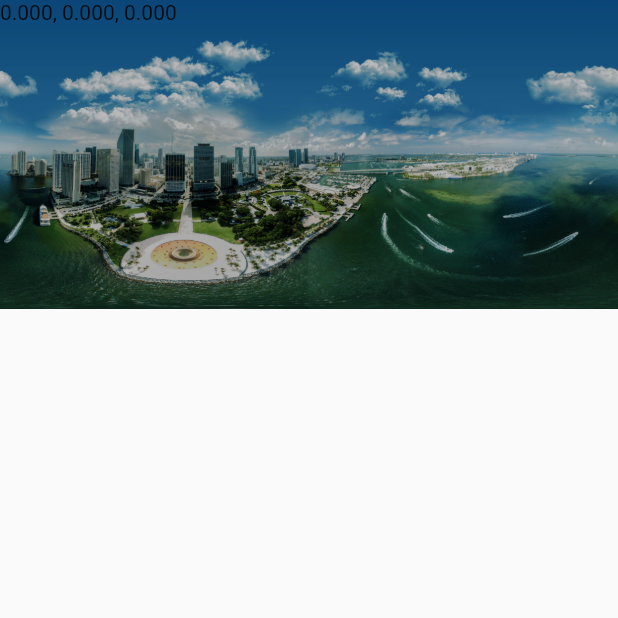
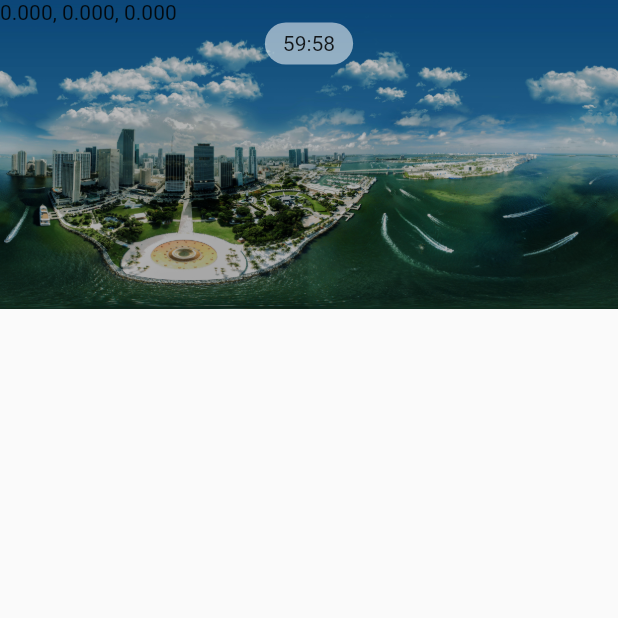
Before and after one commit to valle0202/airbus_schueler_quiz, a Flutter app: the screen it shows after launch, after a tap on an icon or button, on a phone screen of 412 x 824 dp, the top half of it. Run offline on Flutter 3.47's test engine with Material 2 defaults, Android fonts, the phone set to English and light mode, and no system bars; missing offline and left inert: panorama.

Commit message:
360 fortschritte

```diff
--- a/schueler_quiz_web_app/lib/Screens/Quiz/quiz_screen.dart
+++ b/schueler_quiz_web_app/lib/Screens/Quiz/quiz_screen.dart
@@ -25,10 +25,14 @@ class _QuizScreenState extends State<QuizScreen> {
   int selectedIndex = 0;
   int tipsLeft = 4;
   bool tiptaken = false;
+  bool show360 = true; //if true displays the panorama, else a question
+  bool noTimeLeft = false;
 
   double _lon = 0;
   double _lat = 0;
   double _tilt = 0;
+  double lastLon = 0;
+  double lastLat = 0;
 
 
   void onViewChanged(longitude, latitude, tilt) {
@@ -39,9 +43,10 @@ class _QuizScreenState extends State<QuizScreen> {
     });
   }
 
+  // ignore: unused_field
   Timer _timer;
-  int seconds = 0;
-  int minutes = 0;
+  int seconds = 59;
+  int minutes = 59;
   //int hours = 0;
   void startTimer() {
     const oneSec = const Duration(seconds: 1);
@@ -49,13 +54,16 @@ class _QuizScreenState extends State<QuizScreen> {
       oneSec,
       (Timer timer) => setState(
         () {
+          if (seconds == 0 && minutes == 0) {
+            timer.cancel();
+            setState(() {
+              noTimeLeft = true;
+            });
+          } else {
+            seconds--;
             if (seconds < 0) {
-            timer.cancel();
-          } else {
-            seconds += 1;
-            if (seconds > 59) {
-              minutes += 1;
-              seconds = 0;
+              minutes--;
+              seconds = 59;
               /*if (minutes > 59) {
                 hours += 1;
                 minutes = 0;
@@ -71,6 +79,10 @@ class _QuizScreenState extends State<QuizScreen> {
 
   onItemClicked(int index){
     setState(() {
+      //print("lon:" + _lon.toString() + " lat: " + _lat.toString());
+      lastLon = _lon;
+      lastLat = _lat;
+      show360 = false;
       selectedIndex = index;
       if(answers[selectedIndex] == ''){
         answerController.clear();
@@ -164,38 +176,11 @@ class _QuizScreenState extends State<QuizScreen> {
     );
   }
 
-  Widget bottomNavBar () {
-    return Scaffold(
-      body: Column(
+  Widget questionScreen () {
+    return Column(
       //mainAxisAlignment: MainAxisAlignment.spaceEvenly,
       children: [
-          Padding(
-            padding: const EdgeInsets.fromLTRB(200, 20, 200, 0),
-            child: Container(
-              decoration: BoxDecoration(
-                color: Colors.grey[200],
-                borderRadius: BorderRadius.all(Radius.circular(20)),
-              ),
-              child: Padding(
-                padding: const EdgeInsets.symmetric(vertical: 6, horizontal: 12),
-                child: Row(
-                  mainAxisAlignment: MainAxisAlignment.spaceEvenly,
-                  children: [
-                    Text("Punkte: " + quizPunkte[selectedIndex].toString()),
-                    Text(minutes.toString() + ':' + seconds.toString()),
-                    TextButton(
-                      onPressed: (){setState(() {
-                        if(tipsLeft > 0){
-                          tipsLeft--; tiptaken = true;
-                        }
-                      });},
-                      child: Text("Tip (" + tipsLeft.toString() + " übrig)")
-                    ),
-                  ],
-                ),
-              ),
-            ),
-          ),
+        topBar(show360),
         tiptaken? Padding(
           padding: const EdgeInsets.symmetric(vertical: 10.0),
           child: Text("Tip: " + tips[selectedIndex], style: TextStyle(fontSize: 16, color: Colors.orange),),
@@ -209,49 +194,43 @@ class _QuizScreenState extends State<QuizScreen> {
           child: answer(answerSize[selectedIndex]),
         ),
       ],
+    );
+  }
+
+  Widget topBar (bool onlyTime) {
+    return Padding(
+      padding: const EdgeInsets.only(top: 15),
+      child: Row(
+        mainAxisAlignment: MainAxisAlignment.center,
+        children: [
+          Container(
+            decoration: BoxDecoration(
+              color: onlyTime? Colors.white54 : Colors.grey[200],
+              borderRadius: BorderRadius.all(Radius.circular(20)),
             ),
-      bottomNavigationBar: BottomNavigationBar(
-        type: BottomNavigationBarType.fixed,
-        items: const <BottomNavigationBarItem>[
-          BottomNavigationBarItem(
-            icon: Icon(Icons.airplanemode_active),
-            label: "1",
-          ),
-          BottomNavigationBarItem(
-            icon: Icon(Icons.grid_on),
-            label: "2",
-          ),
-          BottomNavigationBarItem(
-            icon: Icon(Icons.alt_route),
-            label: "3",
-          ),
-          BottomNavigationBarItem(
-            icon: Icon(Icons.cases),
-            label: "4",
-          ),
-          BottomNavigationBarItem(
-            icon: Icon(Icons.no_encryption),
-            label: "5",
-          ),
-          BottomNavigationBarItem(
-            icon: Icon(Icons.code),
-            label: "6",
-          ),
-          BottomNavigationBarItem(
-            icon: Icon(Icons.coronavirus),
-            label: "7",
-          ),
-          BottomNavigationBarItem(
-            icon: Icon(Icons.hearing),
-            label: "8",
-          ),
-          BottomNavigationBarItem(
-            icon: Icon(Icons.vertical_split),
-            label: "9",
+            child: Padding(
+              padding: const EdgeInsets.symmetric(vertical: 6, horizontal: 12),
+              child: Row(
+                mainAxisSize: MainAxisSize.min,
+                mainAxisAlignment: MainAxisAlignment.center,
+                children: [
+                  if(!onlyTime) Text("Punkte: " + quizPunkte[selectedIndex].toString()),
+                  if(!onlyTime) SizedBox(width:20),
+                  Text(minutes.toString() + ':' + seconds.toString()),
+                  if(!onlyTime) SizedBox(width:20),
+                  if (!onlyTime) TextButton(
+                    onPressed: (){setState(() {
+                      if(tipsLeft > 0){
+                        tipsLeft--; tiptaken = true;
+                      }
+                    });},
+                    child: Text("Tip (" + tipsLeft.toString() + " übrig)")
                   ),
                 ],
-        currentIndex: selectedIndex,
-        onTap: onItemClicked,
+              ),
+            ),
+          ),
+        ],
       ),
     );
   }
@@ -264,7 +243,10 @@ class _QuizScreenState extends State<QuizScreen> {
 
   @override
   Widget build(BuildContext context) {
+    //print("lon:" + _lon.toString() + " lat: " + _lat.toString());
     Widget panorama = Panorama(
+      longitude: lastLon,
+      latitude: lastLat,
       child: Image.asset('assets/images/a.jpeg'),
       onViewChanged: onViewChanged,
       onTap: (longitude, latitude, tilt) => print('onTap: $longitude, $latitude, $tilt'),
@@ -274,24 +256,66 @@ class _QuizScreenState extends State<QuizScreen> {
           longitude: 114.01527664,
           width: 80,
           height: 80,
-          widget: hotspotButton(text: "A320 Produktion", icon: Icons.airplanemode_active, onPressed: () {}),
+          widget: hotspotButton(text: "A320 Produktion", icon: Icons.airplanemode_active, onPressed: () {setState(() {
+            onItemClicked(0);
+          });}),
+        ),
+        Hotspot(
+          latitude: -1.5,
+          longitude: 55.47,
+          width: 80,
+          height: 80,
+          widget: hotspotButton(text: "Produktionsplan", icon: Icons.grid_on, onPressed: () {setState(() {
+            onItemClicked(1);
+          });}),
+        ),
+        Hotspot(
+          latitude: 80,
+          longitude: 10,
+          width: 80,
+          height: 80,
+          widget: hotspotButton(text: "Kabelgewirr", icon: Icons.alt_route, onPressed: () {setState(() {
+            onItemClicked(2);
+          });}),
+        ),
+        Hotspot(
+          latitude: 0,
+          longitude: 0,
+          width: 80,
+          height: 80,
+          widget: hotspotButton(text: "Flugplan", icon: Icons.cases, onPressed: () {setState(() {
+            onItemClicked(3);
+          });}),
+        ),
+        Hotspot(
+          latitude: -14,
+          longitude: -100,
+          width: 80,
+          height: 80,
+          widget: hotspotButton(text: "Verschlüsselung", icon: Icons.no_encryption, onPressed: () {setState(() {
+            onItemClicked(4);
+          });}),
         )
       ],
     );
 
     return Scaffold(
-      //bottomNavigationBar: bottomNavBar(),
-      /*floatingActionButton: FloatingActionButton(
+      body: show360? Stack(
+        children: [
+          show360? panorama : quizWidgets.elementAt(selectedIndex),
+          Text('${_lon.toStringAsFixed(3)}, ${_lat.toStringAsFixed(3)}, ${_tilt.toStringAsFixed(3)}'),
+          topBar(show360),
+        ],
+      ) :
+      questionScreen()
+      ,
+      floatingActionButton: !show360? FloatingActionButton(
+        child: Icon(Icons.check),
         backgroundColor: greenSuccess,
-        child: Text('save', style: TextStyle(fontSize: 20),),
-        onPressed: (){},
-      ),*/
-      body: Stack(
-        children: [
-          panorama,
-          Text('${_lon.toStringAsFixed(3)}, ${_lat.toStringAsFixed(3)}, ${_tilt.toStringAsFixed(3)}'),
-        ],
-      ),
+        onPressed: ()  {setState(() {
+          show360 = true;
+        });},
+        ): SizedBox(height:0),
     );
   }
 }
```
Lines whose indentation alone changed are shown as unchanged.
